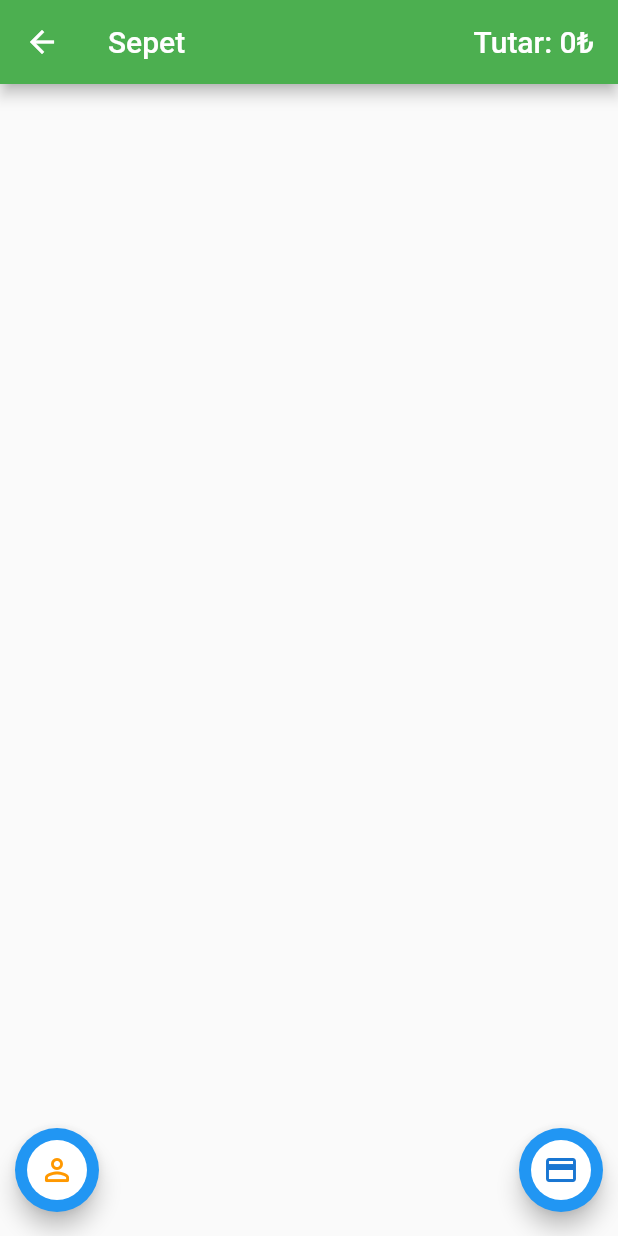
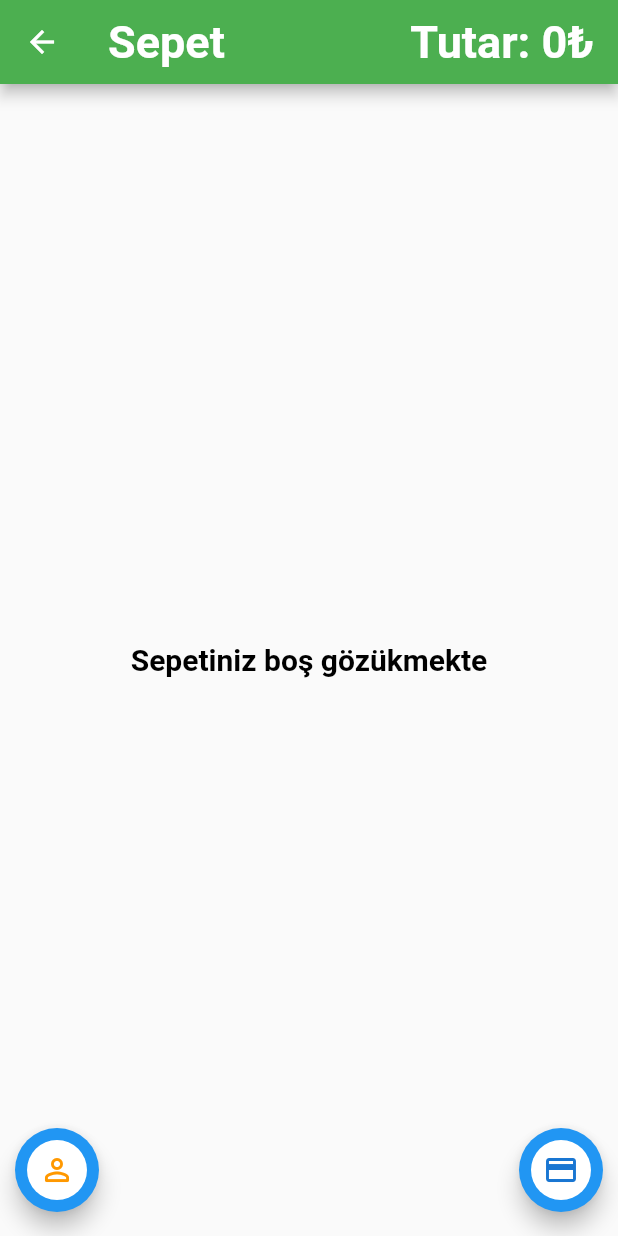
Before and after one commit to alperenderici/Tech_Career_Flutter_BootCamp, a Flutter app: the BasketPage screen opened directly, on a phone screen of 412 x 824 dp. Run offline on Flutter 3.47's test engine with Material 2 defaults, Android fonts, the phone set to English and light mode, and no system bars; our stand-ins replace dio, firebase_core, firebase_database, flutter_bloc, flutter_local_notifications, flutter_lorem and 5 more; accounts and stored records are empty; network calls fail.

Commit message:
UI improvment

```diff
--- a/bootcamp_project/lib/data/repo/food_repository.dart
+++ b/bootcamp_project/lib/data/repo/food_repository.dart
@@ -7,8 +7,10 @@ import 'package:dio/dio.dart';
 class FoodRepository {
   static String user_name = "Alperen_Derici";
   int sum = 0;
+  bool isFav = false;
 
   int get showSum => sum;
+  bool get showFav => isFav;
 
   List<Food> parseFoodReturn(String answer) {
     return FoodReturn.fromJson(json.decode(answer)).food;
@@ -19,6 +21,21 @@ class FoodRepository {
     var answer = await Dio().get(url);
     return parseFoodReturn(answer.data.toString());
   }
+
+  // Future<FoodReturn> showFavFood() async {
+  //   var url = "http://kasimadalan.pe.hu/yemekler/tumYemekleriGetir.php";
+  //   var answer = await Dio().get(url);
+  //   if (answer.data.contains("success")) {
+
+  //     for (var i
+  //         in FoodReturn.fromJson(json.decode(answer.data)).food) {
+  //       isFav != isFav;
+  //     }
+  //     return BasketReturn.fromJson(json.decode(answer.data)).food_order;
+  //   } else {
+  //     return parseFoodReturn(answer.data.toString());
+  //   }
+  // }
 
   Future<BasketReturn> showBasket() async {
     var url = "http://kasimadalan.pe.hu/yemekler/sepettekiYemekleriGetir.php";
--- a/bootcamp_project/lib/ui/cubit/homepage_cubit.dart
+++ b/bootcamp_project/lib/ui/cubit/homepage_cubit.dart
@@ -16,4 +16,8 @@ class HomePageCubit extends Cubit<List<Food>> {
     var list = await foodRepo.search(searchWord);
     emit(list);
   }
+
+  // bool showSum() {
+  //   return foodRepo.showFavFood();
+  // }
 }
--- a/bootcamp_project/lib/ui/screens/basket_page.dart
+++ b/bootcamp_project/lib/ui/screens/basket_page.dart
@@ -66,9 +66,21 @@ class _BasketPageState extends State<BasketPage>
           child: Row(
             mainAxisAlignment: MainAxisAlignment.spaceBetween,
             children: [
-              const Text("Sepet"),
+              const Text(
+                "Sepet",
+                style: TextStyle(
+                  color: Colors.white,
+                  fontWeight: FontWeight.w600,
+                  fontSize: 30,
+                ),
+              ),
               Text(
                 "Tutar: ${context.read<BasketCubit>().showSum()}₺",
+                style: const TextStyle(
+                  color: Colors.white,
+                  fontWeight: FontWeight.w600,
+                  fontSize: 30,
+                ),
               ),
             ],
           ),
@@ -77,12 +89,11 @@ class _BasketPageState extends State<BasketPage>
       body: BlocBuilder<BasketCubit, BasketReturn>(
         builder: (context, foodList) {
           List<FoodOrder> basketFoodList = foodList.food_order;
-          if (foodList.success != 0) {
+          if (foodList.success != 0 && basketFoodList.isNotEmpty) {
             // List distinctList = basketFoodList.toSet().toList();
             // for (int i = 0; i < basketFoodList.length; i++) {
             //   basketFoodList.remove(foodList.food_order);
             // }
-
             return ListView.builder(
               itemCount: basketFoodList.length,
               itemBuilder: ((context, index) {
@@ -208,9 +219,16 @@ class _BasketPageState extends State<BasketPage>
                 );
               }),
             );
-          } else if (foodList.food_order.isEmpty) {
+          } else if (basketFoodList.isEmpty) {
             return const Center(
-              child: Text("Go back to fill your basket"),
+              child: Text(
+                "Sepetiniz boş gözükmekte",
+                style: TextStyle(
+                  color: Colors.black,
+                  fontWeight: FontWeight.w600,
+                  fontSize: 20,
+                ),
+              ),
             );
           } else {
             return const Center(
```
Also changed, not shown: bootcamp_project/lib/ui/screens/food_detail_page.dart (+132 -17 lines), bootcamp_project/lib/ui/screens/homepage.dart (+32 -11 lines).
